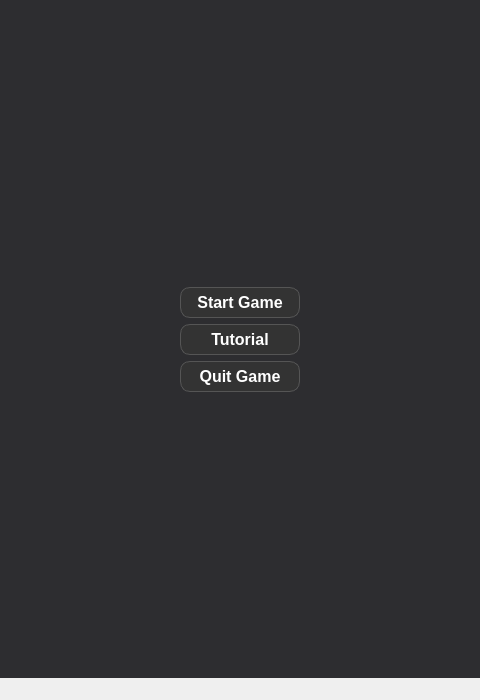
Before: the Qt Designer form mainwindow.ui in landonwest815/blackjack-educational-app, drawn with Qt 5; both pictures show x 463 to 943 and y 0 to 700 of the 1406 by 700 pixel window.
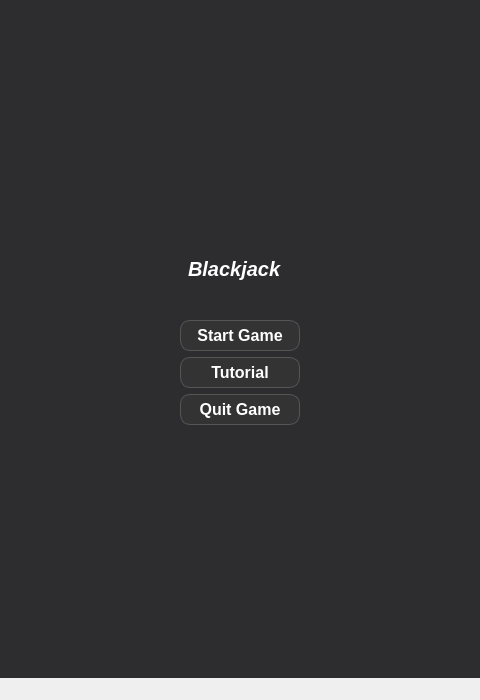
After: the same form once the commit is applied. The open tabs and pages were chosen to show the change. Custom widgets are drawn as their Qt base class.

Commit message: Title Label

Diff of the .ui file:
```diff
--- a/mainwindow.ui
+++ b/mainwindow.ui
@@ -64,6 +64,40 @@
               </property>
              </spacer>
             </item>
+            <item>
+             <widget class="QLabel" name="label">
+              <property name="styleSheet">
+               <string notr="true">QLabel {
+    color: white;
+    text-shadow: 2px 2px 4px black;
+    padding: 3px;
+    font-weight: bold;
+    font-style: italic;
+    font-size: 20px;
+    font-family: &quot;Arial&quot;, sans-serif;
+}</string>
+              </property>
+              <property name="text">
+               <string>Blackjack</string>
+              </property>
+             </widget>
+            </item>
+            <item>
+             <spacer name="verticalSpacer_3">
+              <property name="orientation">
+               <enum>Qt::Vertical</enum>
+              </property>
+              <property name="sizeType">
+               <enum>QSizePolicy::Fixed</enum>
+              </property>
+              <property name="sizeHint" stdset="0">
+               <size>
+                <width>20</width>
+                <height>30</height>
+               </size>
+              </property>
+             </spacer>
+            </item>
             <item>
              <widget class="QPushButton" name="startGame">
               <property name="sizePolicy">
```
Left out of the diff: 14 changed lines with no effect on the pictures.
